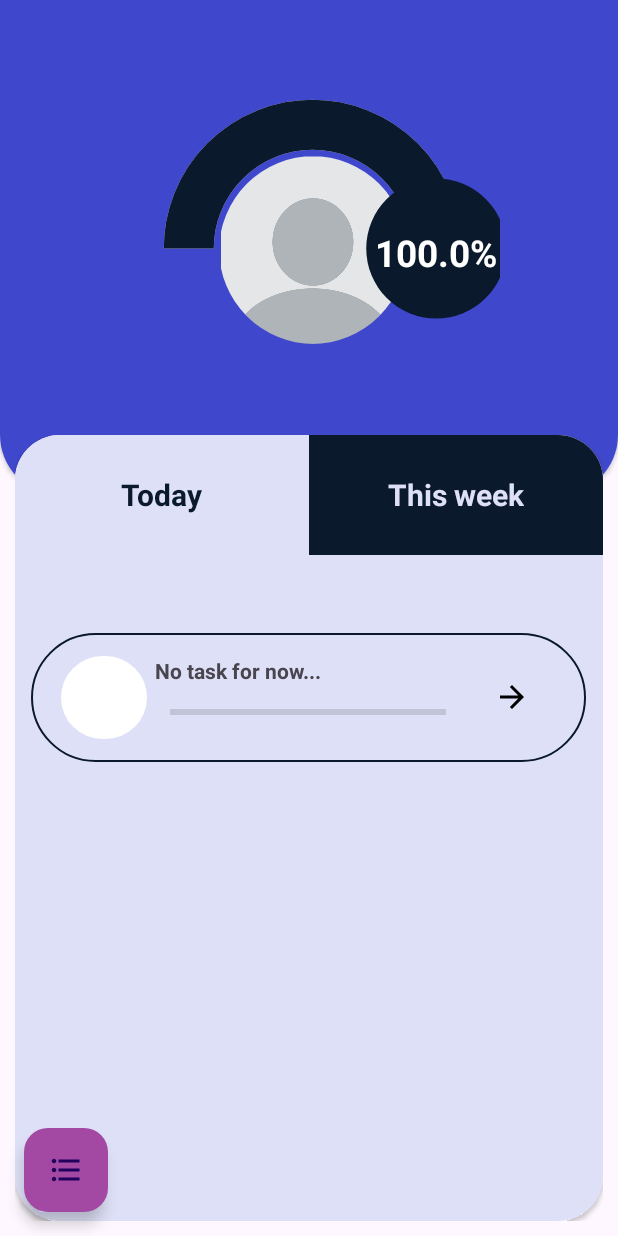
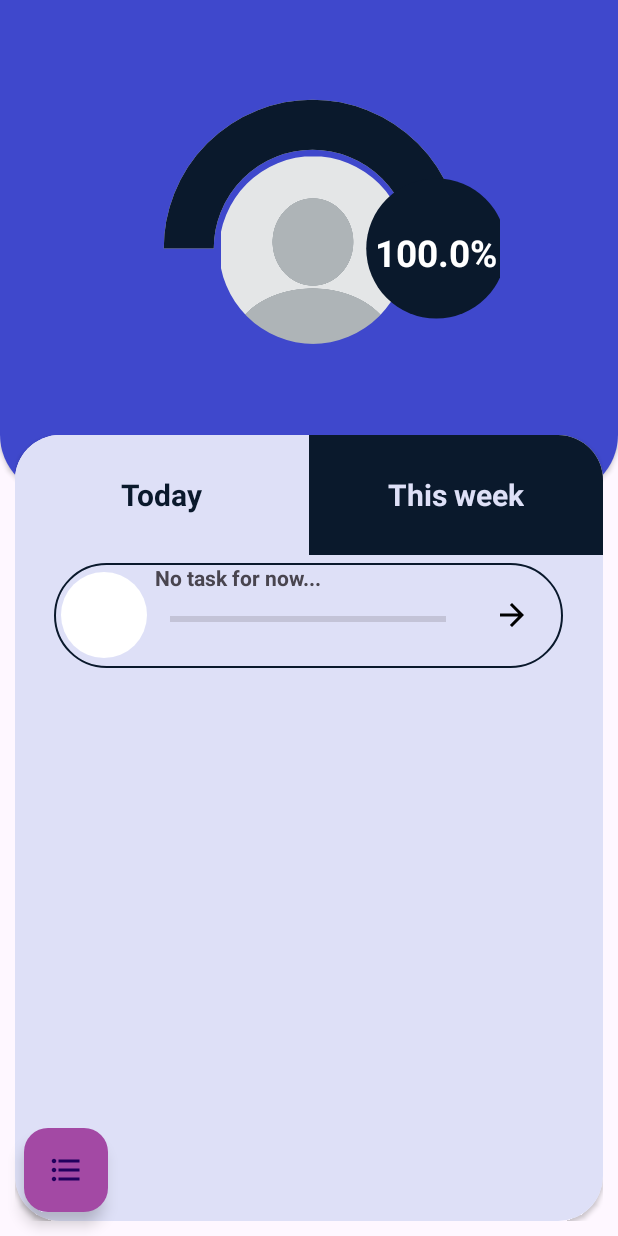
Before and after one commit to Binau02/TranquiTask-app, an Android app: the fragment Home shown on its own in the app's theme, on a phone screen of 412 x 824 dp. Run offline under Robolectric (Android 15) with nearby library versions, the phone set to English and light mode, and no system bars; our stand-ins replace Firebase (no records; nobody signed in at launch, a user with empty details on screens opened directly).

Commit message:
FixDesign

```diff
--- a/app/src/main/java/com/example/tranquitaskapp/fragment/MainActivity.kt
+++ b/app/src/main/java/com/example/tranquitaskapp/fragment/MainActivity.kt
@@ -54,8 +54,9 @@ class MainActivity : AppCompatActivity(), BottomBarVisibilityListener {
         val header = findViewById<LinearLayout>(R.id.linearLayout) // Assurez-vous d'avoir l'ID correct
 
         val isAuthFragment = fragment is SignUp || fragment is SignIn || fragment is ForgotPassword
+        val isFragment = fragment is Leaderboard || fragment is LeaderboardFilter || fragment is AddTask || fragment is SignUp || fragment is SignIn || fragment is ForgotPassword
         bottomBar.visibility = if (isAuthFragment) View.GONE else View.VISIBLE
-        header.visibility = if (isAuthFragment) View.GONE else View.VISIBLE
+        header.visibility = if (isFragment) View.GONE else View.VISIBLE
 
         MainActivityVariables.context = this
         refreshCoins()
--- a/app/src/main/res/layout/activity_main.xml
+++ b/app/src/main/res/layout/activity_main.xml
@@ -10,7 +10,8 @@
         android:id="@+id/linearLayout"
         android:layout_width="match_parent"
         android:layout_height="wrap_content"
-        android:padding="15dp"
+        android:paddingVertical="5dp"
+        android:paddingHorizontal="15dp"
         android:background="@color/my_dark"
         app:layout_constraintTop_toTopOf="parent"
         android:elevation="9dp">
@@ -27,7 +28,7 @@
                 android:layout_height="wrap_content"
                 android:layout_centerVertical="true"
                 android:background="@drawable/coin_amount"
-                android:paddingStart="10dp"
+                android:paddingStart="5dp"
                 android:paddingEnd="15dp"
                 android:text="947"
                 android:textSize="15sp" />
--- a/app/src/main/res/layout/category_row.xml
+++ b/app/src/main/res/layout/category_row.xml
@@ -9,8 +9,8 @@
     <LinearLayout
         android:id="@+id/linearLayout"
         android:layout_width="match_parent"
-        android:layout_height="wrap_content"
-        android:padding="15dp"
+        android:layout_height="70dp"
+        android:padding="0dp"
         android:background="@drawable/rounded_category"
         app:layout_constraintTop_toTopOf="parent">
 
--- a/app/src/main/res/layout/fragment_home.xml
+++ b/app/src/main/res/layout/fragment_home.xml
@@ -147,12 +147,15 @@
                     <View
                         android:layout_width="match_parent"
                         android:layout_height="10dp"/>
+
                     <androidx.recyclerview.widget.RecyclerView
                         android:id="@+id/rv"
                         android:layout_width="370dp"
-                        android:layout_height="320dp"
-                        android:layout_gravity="center"
-                        android:paddingTop="30dp">
+                        android:layout_height="wrap_content"
+                        android:layout_gravity="top|center"
+                        android:paddingTop="85dp"
+                        android:paddingHorizontal="15dp">
+
                     </androidx.recyclerview.widget.RecyclerView>
                 </androidx.cardview.widget.CardView>
 
```
